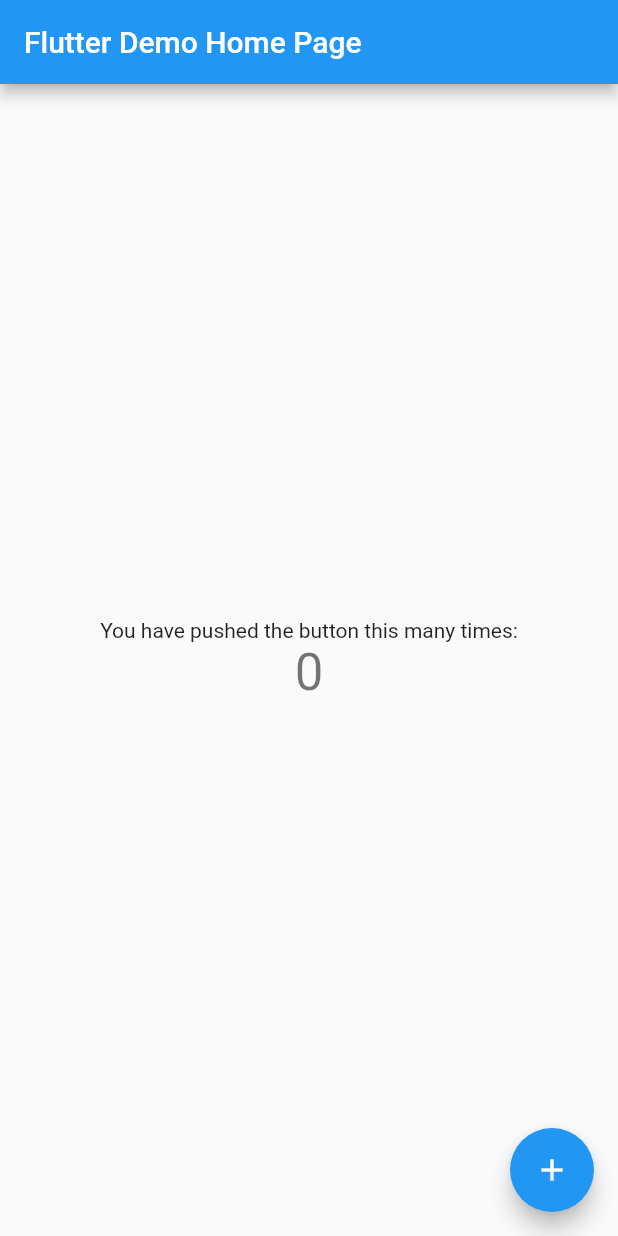
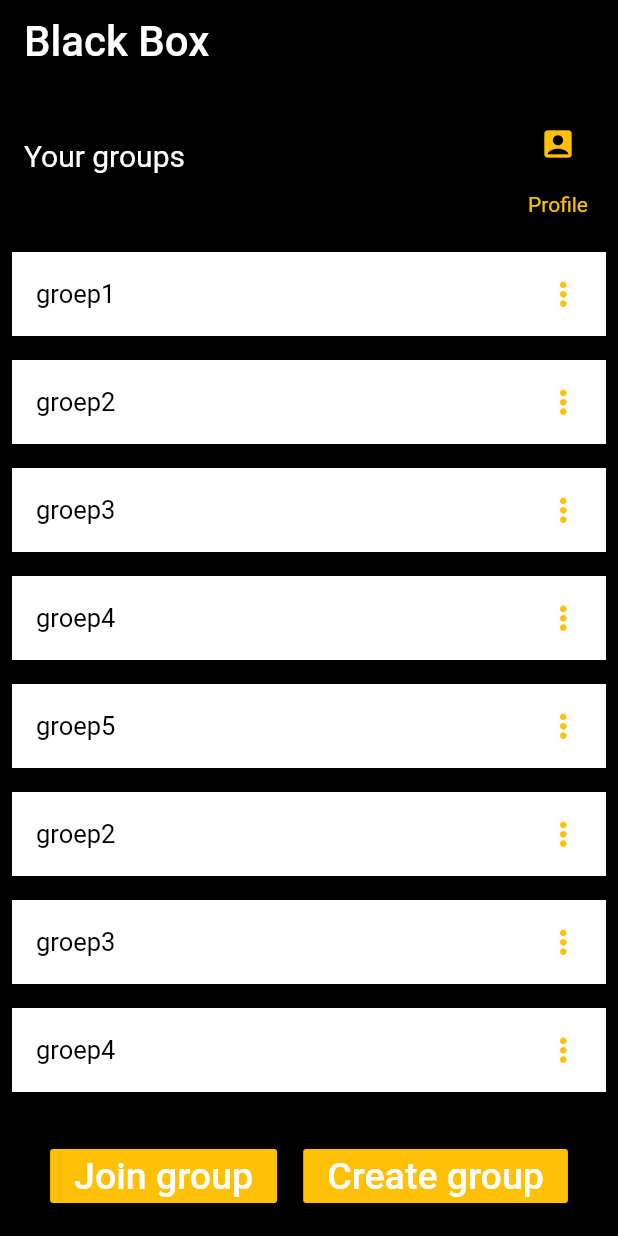
Before and after one commit to TNelen/BlackBox, a Flutter app: the screen it shows after launch, on a phone screen of 412 x 824 dp. Run offline on Flutter 3.47's test engine with Material 2 defaults, Android fonts, the phone set to English and light mode, and no system bars.

Commit message:
Screens inital design
Creation of
* homescreen
* profilescreen
*joingroupscreen
*creategroupscreen

division of screens into different dart files

```diff
--- /dev/null
+++ b/blackbox/lib/HomeScreen.dart
@@ -0,0 +1,136 @@
+
+import 'package:flutter/material.dart';
+
+import './ProfileScreen.dart';
+import './groupList.dart';
+import './JoinGroupScreen.dart';
+import './CreateGroupScreen.dart';
+
+
+
+
+class HomeScreen extends StatelessWidget {
+
+    @override
+    Widget build(BuildContext context) {
+      return MaterialApp(
+        title: 'BlackBox',
+        theme: new ThemeData(scaffoldBackgroundColor: Colors.black),
+        home: Scaffold(appBar: AppBar(
+          backgroundColor: Colors.black,
+          title: Text('Black Box',
+            style: TextStyle(
+              fontSize: 28,
+              color: Colors.white,
+            ),
+          ),
+        ),
+
+            body: ListView(
+              children: [
+            Container(
+            padding: const EdgeInsets.all(16),
+          child: Row(
+            children: [
+              Expanded(
+                /*1*/
+                child: Column(
+                  crossAxisAlignment: CrossAxisAlignment.start,
+                  children: [
+                    /*2*/
+                    Container(
+                      padding: const EdgeInsets.only(bottom: 8),
+                      child: Text(
+                        'Your groups',
+                        style: TextStyle(
+                          fontSize: 20,
+                          color: Colors.white,
+                        ),
+                      ),
+                    ),
+                  ],
+                ),
+              ),
+
+              /*3*/
+
+              Column(
+                mainAxisSize: MainAxisSize.min,
+                mainAxisAlignment: MainAxisAlignment.center,
+                children: [
+                  IconButton(
+                    icon: Icon(Icons.account_box),
+                    color: Colors.amber,
+                    //size: 25,
+                    onPressed: () {
+                      Navigator.push(context, MaterialPageRoute(
+                        builder: (BuildContext context) => ProfilePage(),
+                      ));
+                    },
+                  ),
+                  Container(
+                    margin: const EdgeInsets.only(top: 8),
+                    child: Text(
+                      'Profile',
+                      style: TextStyle(
+                        fontSize: 14,
+                        fontWeight: FontWeight.w400,
+                        color: Colors.amber,
+                      ),
+                    ),
+                  ),
+                ],
+              ),
+
+            ],
+          ),
+        ),
+
+
+                GroupList(),
+
+              ],
+            ),
+            bottomNavigationBar:
+            //BUTTON SELECTION
+            Container(
+              padding: const EdgeInsets.all(16),
+              child: Row(
+                mainAxisAlignment: MainAxisAlignment.spaceEvenly,
+
+                children: [
+                  RaisedButton(
+                    onPressed: () {
+                      Navigator.push(context, MaterialPageRoute(
+                        builder: (BuildContext context) => JoinGroupScreen(),
+                      ));
+                    },
+
+                        color: Colors.amber,
+                       child: Text('Join group', style: TextStyle(
+                         fontSize: 25,
+                         color: Colors.white,
+                       )
+                    ),
+
+                  ),
+                  RaisedButton(
+                    onPressed: () {Navigator.push(context, MaterialPageRoute(
+                      builder: (BuildContext context) => CreateGroupScreen(),
+                    ));
+                    },
+                    color: Colors.amber,
+                      child: Text('Create group', style: TextStyle(
+                        color: Colors.white,
+                        fontSize: 25,
+                    )
+                    ),
+
+                  )
+                ],
+              ),
+            )
+        ),
+      );
+    }
+    }
--- /dev/null
+++ b/blackbox/lib/ProfileScreen.dart
@@ -0,0 +1,30 @@
+import 'package:flutter/material.dart';
+
+class ProfilePage extends StatelessWidget{
+
+  @override
+  Widget build(BuildContext context) {
+    return MaterialApp(
+      title: 'BlackBox',
+      theme: new ThemeData(scaffoldBackgroundColor: Colors.black),
+      home: Scaffold(
+          appBar: AppBar(
+              backgroundColor: Colors.black,
+              title: Text('Your profile',
+                style: TextStyle(
+                  fontSize: 28,
+                  color: Colors.white,
+                ),
+              ),
+            ),
+      body: Center(
+        child: RaisedButton(
+            child: Text('click to return'),
+            color: Colors.black,
+            textColor: Colors.white,
+            onPressed: () => Navigator.pop(context)
+        ),
+      ),
+    ));
+  }
+}
--- /dev/null
+++ b/blackbox/lib/groupList.dart
@@ -0,0 +1,39 @@
+import 'package:flutter/material.dart';
+
+List<String> groups = ["groep1","groep2","groep3","groep4","groep5","groep2","groep3","groep4","groep5","groep3","groep4","groep5","groep3","groep4","groep5"];
+List<String> groups2 = ["groep1","groep2","groep3"];
+
+
+class GroupList extends StatelessWidget {
+
+
+  Widget buildGroupItem(BuildContext context, int index) {
+    return new Container(
+        //height: 50,
+        color: Colors.white,
+        child:ListTile(
+          title: Text(
+            groups[index],
+            style: TextStyle(
+              fontSize: 17,
+              color: Colors.black,
+            ),
+          ),
+          trailing:
+          Icon(Icons.more_vert, size: 25, color: Colors.amber,),
+    ),);
+  }
+
+  @override
+  Widget build(BuildContext context) {
+    return new ListView.separated(
+      scrollDirection:  Axis.vertical,
+      physics: const BouncingScrollPhysics(),
+      shrinkWrap: true,
+      padding: const EdgeInsets.all(8.0),
+      itemCount: groups.length,
+      itemBuilder: buildGroupItem,
+      separatorBuilder: (BuildContext context, int index) => const Divider(),
+    );
+  }
+}
--- a/blackbox/lib/main.dart
+++ b/blackbox/lib/main.dart
@@ -1,111 +1,17 @@
 import 'package:flutter/material.dart';
+import './groupList.dart';
+import './ProfileScreen.dart';
+import './HomeScreen.dart';
+
 
 void main() => runApp(MyApp());
 
+
 class MyApp extends StatelessWidget {
-  // This widget is the root of your application.
+
   @override
   Widget build(BuildContext context) {
     return MaterialApp(
-      title: 'Flutter Demo',
-      theme: ThemeData(
-        // This is the theme of your application.
-        //
-        // Try running your application with "flutter run". You'll see the
-        // application has a blue toolbar. Then, without quitting the app, try
-        // changing the primarySwatch below to Colors.green and then invoke
-        // "hot reload" (press "r" in the console where you ran "flutter run",
-        // or simply save your changes to "hot reload" in a Flutter IDE).
-        // Notice that the counter didn't reset back to zero; the application
-        // is not restarted.
-        primarySwatch: Colors.blue,
-      ),
-      home: MyHomePage(title: 'Flutter Demo Home Page'),
-    );
+        home: HomeScreen());
   }
 }
-
-class MyHomePage extends StatefulWidget {
-  MyHomePage({Key key, this.title}) : super(key: key);
-
-  // This widget is the home page of your application. It is stateful, meaning
-  // that it has a State object (defined below) that contains fields that affect
-  // how it looks.
-
-  // This class is the configuration for the state. It holds the values (in this
-  // case the title) provided by the parent (in this case the App widget) and
-  // used by the build method of the State. Fields in a Widget subclass are
-  // always marked "final".
-
-  final String title;
-
-  @override
-  _MyHomePageState createState() => _MyHomePageState();
-}
-
-class _MyHomePageState extends State<MyHomePage> {
-  int _counter = 0;
-
-  void _incrementCounter() {
-    setState(() {
-      // This call to setState tells the Flutter framework that something has
-      // changed in this State, which causes it to rerun the build method below
-      // so that the display can reflect the updated values. If we changed
-      // _counter without calling setState(), then the build method would not be
-      // called again, and so nothing would appear to happen.
-      _counter++;
-    });
-  }
-
-  @override
-  Widget build(BuildContext context) {
-    // This method is rerun every time setState is called, for instance as done
-    // by the _incrementCounter method above.
-    //
-    // The Flutter framework has been optimized to make rerunning build methods
-    // fast, so that you can just rebuild anything that needs updating rather
-    // than having to individually change instances of widgets.
-    return Scaffold(
-      appBar: AppBar(
-        // Here we take the value from the MyHomePage object that was created by
-        // the App.build method, and use it to set our appbar title.
-        title: Text(widget.title),
-      ),
-      body: Center(
-        // Center is a layout widget. It takes a single child and positions it
-        // in the middle of the parent.
-        child: Column(
-          // Column is also layout widget. It takes a list of children and
-          // arranges them vertically. By default, it sizes itself to fit its
-          // children horizontally, and tries to be as tall as its parent.
-          //
-          // Invoke "debug painting" (press "p" in the console, choose the
-          // "Toggle Debug Paint" action from the Flutter Inspector in Android
-          // Studio, or the "Toggle Debug Paint" command in Visual Studio Code)
-          // to see the wireframe for each widget.
-          //
-          // Column has various properties to control how it sizes itself and
-          // how it positions its children. Here we use mainAxisAlignment to
-          // center the children vertically; the main axis here is the vertical
-          // axis because Columns are vertical (the cross axis would be
-          // horizontal).
-          mainAxisAlignment: MainAxisAlignment.center,
-          children: <Widget>[
-            Text(
-              'You have pushed the button this many times:',
-            ),
-            Text(
-              '$_counter',
-              style: Theme.of(context).textTheme.display1,
-            ),
-          ],
-        ),
-      ),
-      floatingActionButton: FloatingActionButton(
-        onPressed: _incrementCounter,
-        tooltip: 'Increment',
-        child: Icon(Icons.add),
-      ), // This trailing comma makes auto-formatting nicer for build methods.
-    );
-  }
-}
```
Also changed, not shown: blackbox/lib/CreateGroupScreen.dart (added, +40 -0 lines), blackbox/lib/JoinGroupScreen.dart (added, +65 -0 lines).
